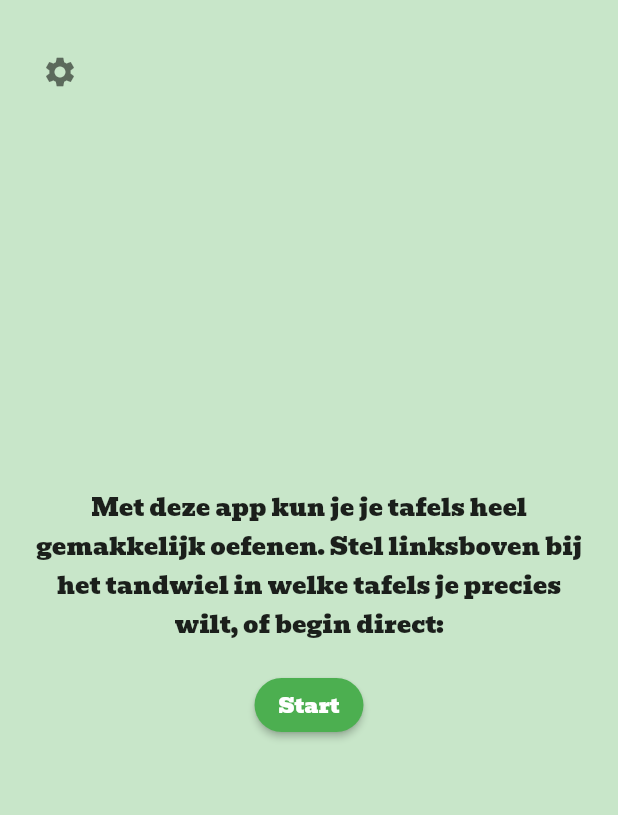
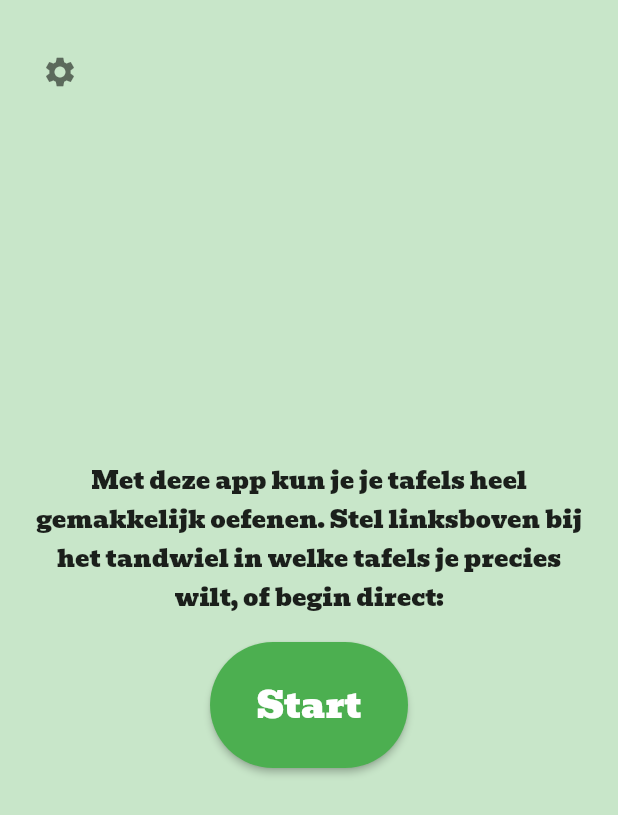
Before and after one commit to rogiervandenberg/tafeltester, a Flutter app: the screen it shows after launch, on a phone screen of 412 x 824 dp. Shown: the top 815 px of the screen. Run offline on Flutter 3.47's test engine with Material 2 defaults, Android fonts, the light colour scheme and no system bars; our stand-ins replace animate_do, bloc, flutter_bloc, shared_preferences.

Commit message:
Change start button styling

```diff
--- a/lib/main.dart
+++ b/lib/main.dart
@@ -145,7 +145,16 @@ class MyApp extends StatelessWidget {
                                       ),
                                       onPressed: () =>
                                           context.read<QuestionCubit>().start(),
-                                      child: const Text("Start")),
+                                      child: const SizedBox(
+                                        width: 100.0,
+                                        height: 84.0,
+                                        child: Center(
+                                          child: Text(
+                                            "Start",
+                                            style: TextStyle(fontSize: 24),
+                                          ),
+                                        ),
+                                      )),
                                 ],
                               ),
                             const SizedBox(
```
